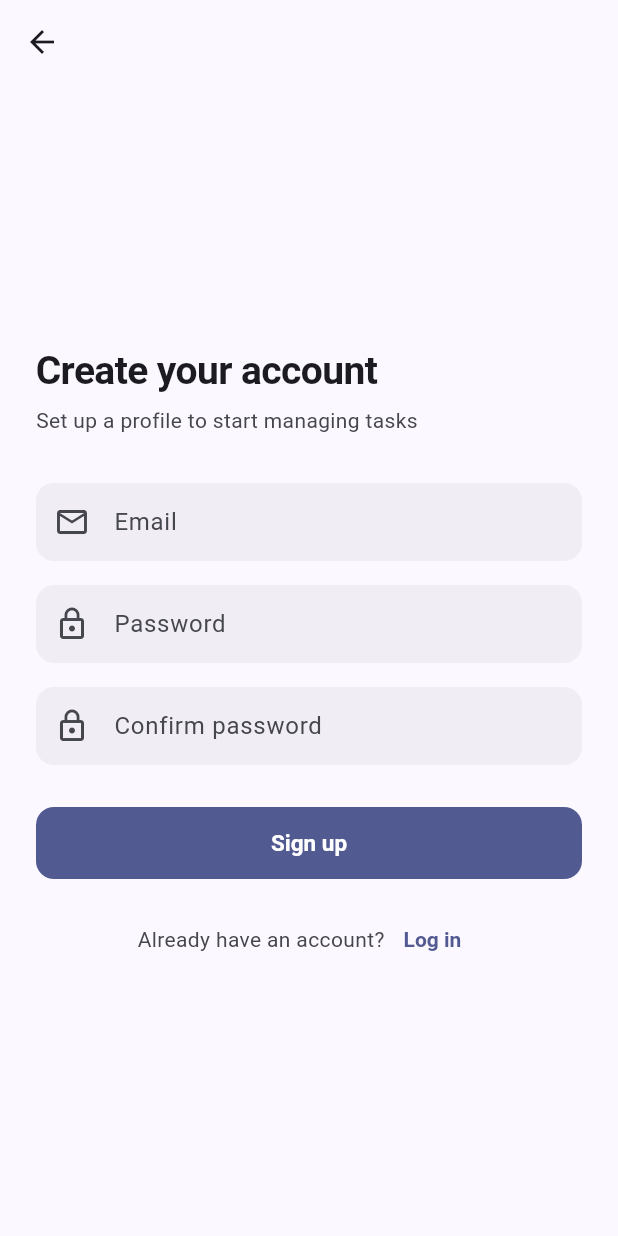
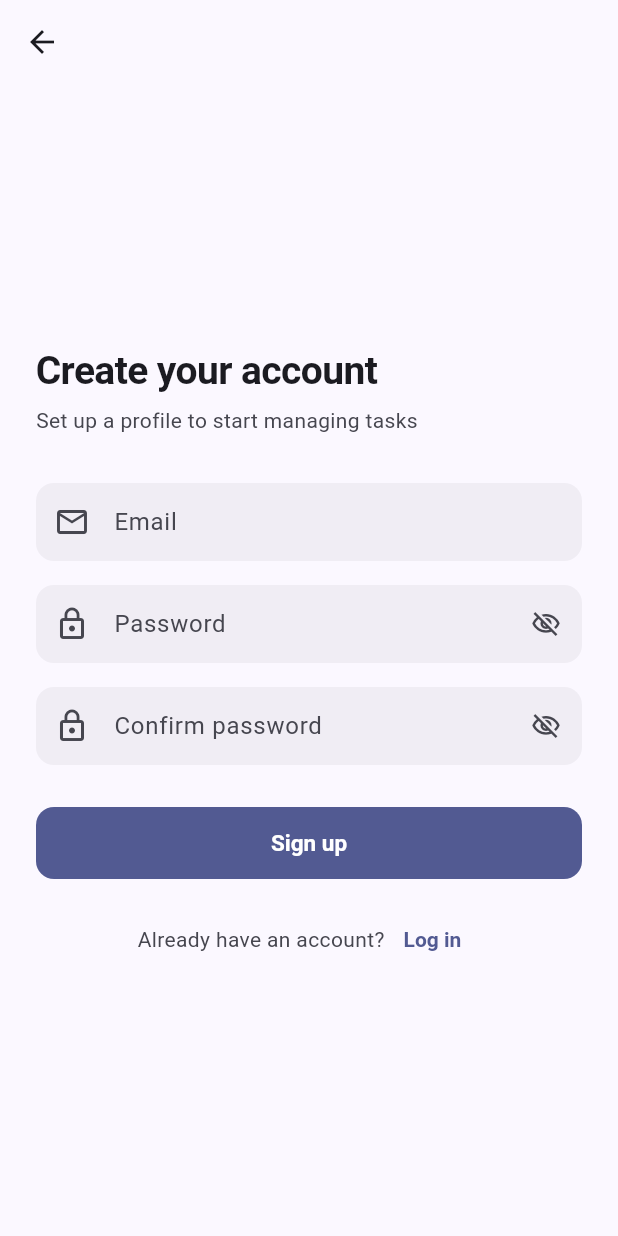
Before and after one commit to anbu-flutter-dev/team-workspace, a Flutter app: the screen it shows after launch, after a tap on "Sign in", after a tap on "Sign up", on a phone screen of 412 x 824 dp. Run offline on Flutter 3.47's test engine with Material 3 defaults, Android fonts, the phone set to English and light mode, and no system bars; our stand-ins replace connectivity_plus, dio, equatable, firebase_auth, firebase_core, flutter_bloc and 5 more; accounts and stored records are empty; generated files the repository leaves out were written again.

Commit message:
feat(auth): password visibility option integrated

```diff
--- a/lib/features/auth/presentation/pages/login_page.dart
+++ b/lib/features/auth/presentation/pages/login_page.dart
@@ -19,6 +19,8 @@ class _LoginPageState extends State<LoginPage> {
   final _emailController = TextEditingController();
   final _passwordController = TextEditingController();
 
+  bool hidePassword = true;
+
   @override
   void dispose() {
     _emailController.dispose();
@@ -34,6 +36,12 @@ class _LoginPageState extends State<LoginPage> {
         password: _passwordController.text,
       ),
     );
+  }
+
+  void togglePassword() {
+    setState(() {
+      hidePassword = !hidePassword;
+    });
   }
 
   @override
@@ -82,11 +90,20 @@ class _LoginPageState extends State<LoginPage> {
                     const SizedBox(height: 16),
                     TextFormField(
                       controller: _passwordController,
-                      obscureText: true,
+                      obscureText: hidePassword,
                       keyboardType: TextInputType.visiblePassword,
-                      decoration: const InputDecoration(
+                      decoration: InputDecoration(
                         labelText: 'Password',
                         prefixIcon: Icon(Icons.lock_outline),
+                        suffixIcon: IconButton(
+                          onPressed: togglePassword,
+                          icon: Icon(
+                            hidePassword
+                                ? Icons.visibility_off_outlined
+                                : Icons.visibility_outlined,
+                            size: 20,
+                          ),
+                        ),
                       ),
                       validator: Validators.password,
                     ),
--- a/lib/features/auth/presentation/pages/sign_up_page.dart
+++ b/lib/features/auth/presentation/pages/sign_up_page.dart
@@ -18,6 +18,9 @@ class _SignUpPageState extends State<SignUpPage> {
   final _passwordController = TextEditingController();
   final _confirmPasswordController = TextEditingController();
 
+  bool hidePassword = true;
+  bool hideConfirmPassword = true;
+
   @override
   void dispose() {
     _emailController.dispose();
@@ -34,6 +37,18 @@ class _SignUpPageState extends State<SignUpPage> {
         password: _passwordController.text,
       ),
     );
+  }
+
+  void togglePassword() {
+    setState(() {
+      hidePassword = !hidePassword;
+    });
+  }
+
+  void toggleConfirmPassword() {
+    setState(() {
+      hideConfirmPassword = !hideConfirmPassword;
+    });
   }
 
   @override
@@ -82,22 +97,40 @@ class _SignUpPageState extends State<SignUpPage> {
                     const SizedBox(height: 16),
                     TextFormField(
                       controller: _passwordController,
-                      obscureText: true,
+                      obscureText: hidePassword,
                       keyboardType: TextInputType.visiblePassword,
-                      decoration: const InputDecoration(
+                      decoration: InputDecoration(
                         labelText: 'Password',
                         prefixIcon: Icon(Icons.lock_outline),
+                        suffixIcon: IconButton(
+                          onPressed: togglePassword,
+                          icon: Icon(
+                            hidePassword
+                                ? Icons.visibility_off_outlined
+                                : Icons.visibility_outlined,
+                            size: 20,
+                          ),
+                        ),
                       ),
                       validator: Validators.password,
                     ),
                     const SizedBox(height: 16),
                     TextFormField(
                       controller: _confirmPasswordController,
-                      obscureText: true,
+                      obscureText: hideConfirmPassword,
                       keyboardType: TextInputType.visiblePassword,
-                      decoration: const InputDecoration(
+                      decoration: InputDecoration(
                         labelText: 'Confirm password',
                         prefixIcon: Icon(Icons.lock_outline),
+                        suffixIcon: IconButton(
+                          onPressed: toggleConfirmPassword,
+                          icon: Icon(
+                            hideConfirmPassword
+                                ? Icons.visibility_off_outlined
+                                : Icons.visibility_outlined,
+                            size: 20,
+                          ),
+                        ),
                       ),
                       validator: (value) => Validators.confirmPassword(
                         value,
```
